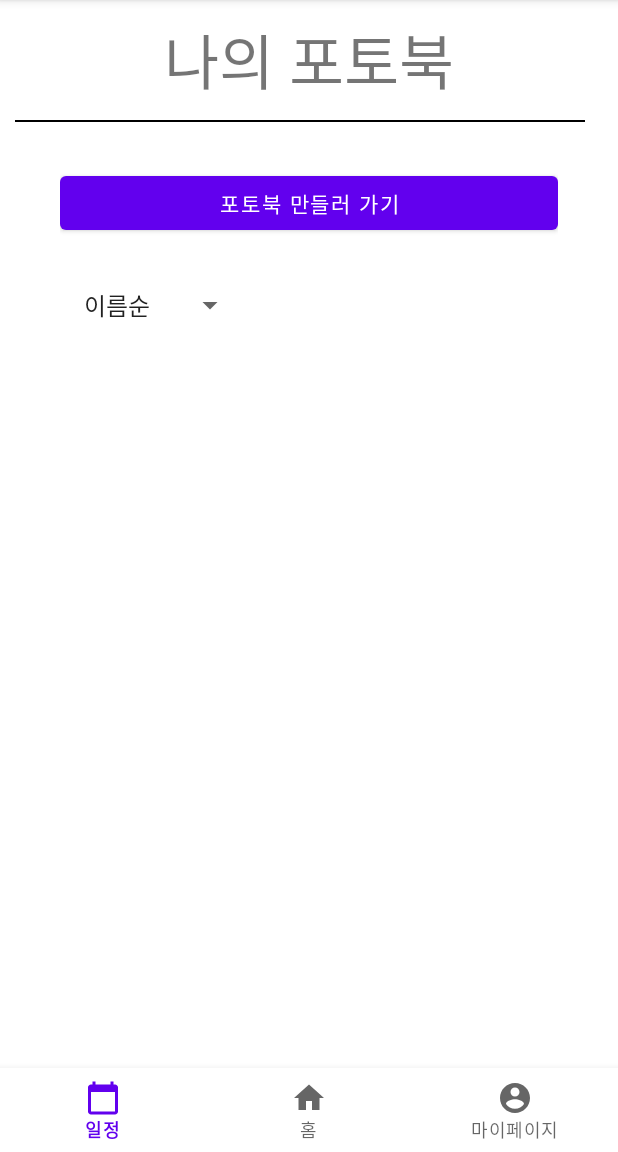
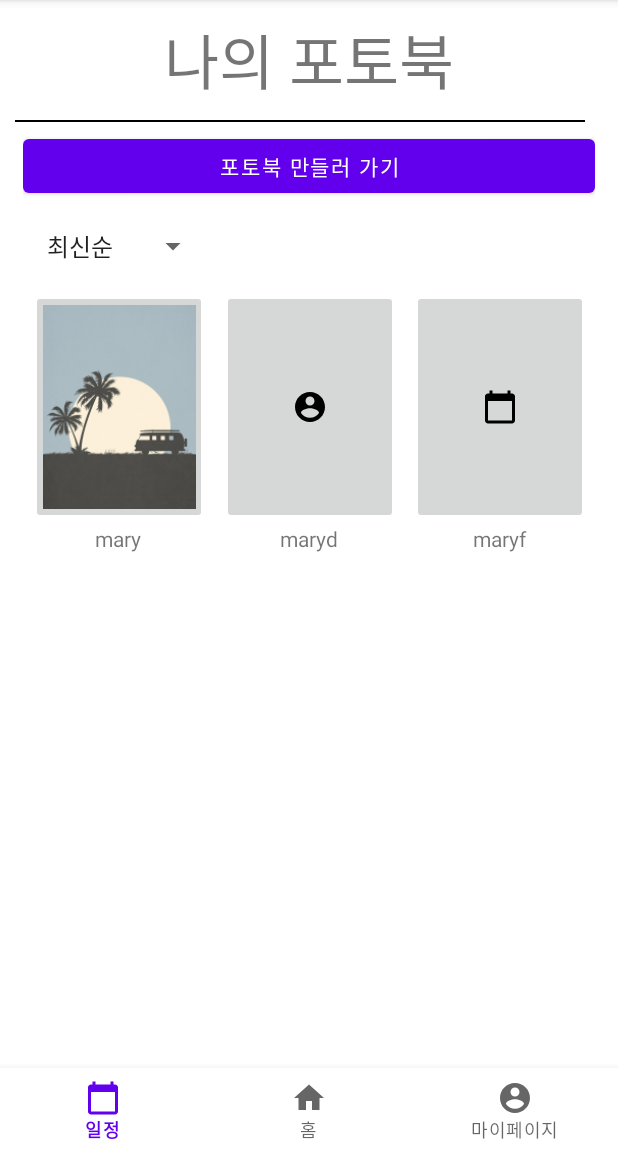
Before and after one commit to spring-2023-Corner-Hackathon/frontend, an Android app: the screen it shows after launch (MainActivity), on a phone screen of 412 x 824 dp, the part 84-1236 px from its top. Run offline under Robolectric (Android 15) with nearby library versions, the phone set to English and light mode, and no system bars.

Commit message:
HomeFragment - 포토북 recyclerview로 작성

```diff
--- a/app/build.gradle
+++ b/app/build.gradle
@@ -41,6 +41,8 @@ dependencies {
     implementation 'com.google.android.material:material:1.7.0'
     implementation 'androidx.constraintlayout:constraintlayout:2.1.4'
     testImplementation 'junit:junit:4.13.2'
+    implementation 'androidx.recyclerview:recyclerview:1.0.0'
+    implementation 'com.github.bumptech.glide:glide:4.11.0'
     androidTestImplementation 'androidx.test.ext:junit:1.1.5'
     androidTestImplementation 'androidx.test.espresso:espresso-core:3.5.1'
 }
--- a/app/src/main/AndroidManifest.xml
+++ b/app/src/main/AndroidManifest.xml
@@ -14,12 +14,14 @@
         android:theme="@style/Theme.PhotoBook"
         tools:targetApi="31">
         <activity
+            android:name=".passwordActivity"
+            android:exported="false" />
+        <activity
             android:name=".MakeActivity"
             android:exported="false" />
         <activity
             android:name=".changepassActivity"
             android:exported="false" />
-
         <activity
             android:name=".RegisterActivity"
             android:exported="false" />
--- /dev/null
+++ b/app/src/main/java/com/example/photobook/BookAdatper.kt
@@ -0,0 +1,44 @@
+package com.example.photobook
+
+import android.content.Context
+import android.view.LayoutInflater
+import android.view.View
+import android.view.ViewGroup
+import android.widget.ImageView
+import android.widget.TextView
+import androidx.recyclerview.widget.RecyclerView
+import com.example.photobook.databinding.FragmentHomeBinding
+import com.bumptech.glide.Glide
+import com.example.photobook.databinding.ItemMainBinding
+import kotlinx.coroutines.NonDisposableHandle
+import kotlinx.coroutines.NonDisposableHandle.parent
+
+lateinit var binding: ItemMainBinding
+
+class BookAdatper(private val context: Context) : RecyclerView.Adapter<BookAdatper.ViewHolder>() {
+
+    var datas = mutableListOf<BookData>()
+    override fun onCreateViewHolder(parent: ViewGroup, viewType: Int): ViewHolder {
+        val view = LayoutInflater.from(context).inflate(R.layout.item_main,parent,false)
+        return ViewHolder(view)
+    }
+
+    override fun getItemCount(): Int = datas.size
+
+    override fun onBindViewHolder(holder: ViewHolder, position: Int) {
+        holder.bind(datas[position])
+    }
+
+    inner class ViewHolder(view: View) : RecyclerView.ViewHolder(view) {
+
+        private val txtName: TextView = itemView.findViewById(R.id.pt_title)
+        private val imgProfile: ImageView = itemView.findViewById(R.id.pt_imageBtn)
+
+        fun bind(item: BookData) {
+            txtName.text = item.title
+            Glide.with(itemView).load(item.img).into(imgProfile)
+        }
+    }
+
+
+}
--- /dev/null
+++ b/app/src/main/java/com/example/photobook/BookData.kt
@@ -0,0 +1,6 @@
+package com.example.photobook
+
+data class BookData(
+    val title:String,
+    val img : Int
+)
--- a/app/src/main/java/com/example/photobook/HomeFragment.kt
+++ b/app/src/main/java/com/example/photobook/HomeFragment.kt
@@ -1,7 +1,6 @@
 package com.example.photobook
 
-import android.content.Context
-import android.content.Intent
+import android.annotation.SuppressLint
 import android.os.Bundle
 import androidx.fragment.app.Fragment
 import android.view.LayoutInflater
@@ -9,7 +8,11 @@ import android.view.View
 import android.view.ViewGroup
 import android.widget.AdapterView
 import android.widget.ArrayAdapter
-import android.widget.SpinnerAdapter
+import android.widget.LinearLayout
+import android.widget.Toast
+import androidx.recyclerview.widget.GridLayoutManager
+import androidx.recyclerview.widget.LinearLayoutManager
+import androidx.recyclerview.widget.RecyclerView
 import com.example.photobook.databinding.FragmentHomeBinding
 
 // TODO: Rename parameter arguments, choose names that match
@@ -27,6 +30,10 @@ class HomeFragment : Fragment() {
     private var param1: String? = null
     private var param2: String? = null
     lateinit var binding : FragmentHomeBinding
+    lateinit var bookAdapter : BookAdatper
+    lateinit var recyclerView:RecyclerView
+    val datas = ArrayList<BookData>()
+
 
     override fun onCreate(savedInstanceState: Bundle?) {
         super.onCreate(savedInstanceState)
@@ -34,6 +41,7 @@ class HomeFragment : Fragment() {
             param1 = it.getString(ARG_PARAM1)
             param2 = it.getString(ARG_PARAM2)
         }
+
     }
 
     override fun onCreateView(
@@ -42,8 +50,29 @@ class HomeFragment : Fragment() {
     ): View? {
         // Inflate the layout for this fragment
         binding = FragmentHomeBinding.inflate(inflater, container, false)
+
+        initRecycler()
+
         return binding.root
+    }
 
+    private fun initRecycler() {
+        recyclerView = binding.recyclerBook
+        recyclerView.layoutManager = GridLayoutManager(requireContext(), 3)
+
+        bookAdapter = BookAdatper(requireContext())
+        binding.recyclerBook.adapter = bookAdapter
+
+
+        datas.apply {
+            add(BookData(img = R.drawable.bookcover1, title = "mary"))
+            add(BookData(img = R.drawable.ic_mypage, title = "maryd"))
+            add(BookData(img = R.drawable.ic_calender, title = "maryf"))
+
+            bookAdapter.datas = datas
+            bookAdapter.notifyDataSetChanged()
+
+        }
     }
 
     override fun onViewCreated(view: View, savedInstanceState: Bundle?) {
@@ -56,18 +85,20 @@ class HomeFragment : Fragment() {
         spinner.adapter = adapter
 
         //spinner 선택 이벤트 처리
-        spinner.setSelection(1)
-        spinner.onItemClickListener = object : AdapterView.OnItemSelectedListener,
+        spinner.setSelection(0)
+        spinner.onItemSelectedListener = object : AdapterView.OnItemSelectedListener,
             AdapterView.OnItemClickListener {
             override fun onItemSelected(p0: AdapterView<*>?, p1: View?, p2: Int, p3: Long) {
                 when(p2){
                     //최신순 선택
                     0 -> {
                         //아이디가 작은 것부터 recyclerview 나열(백)
+                        //Toast.makeText(context, "최신순으로 선택 되었습니다", Toast.LENGTH_SHORT).show()
                     }
                     //이름순 선택
                     1 -> {
                         //이름순으로 recyclerview 나열(백)
+                        //Toast.makeText(context, "이름순으로 선택 되었습니다", Toast.LENGTH_SHORT).show()
                     }
                 }
             }
--- a/app/src/main/java/com/example/photobook/RegisterActivity.kt
+++ b/app/src/main/java/com/example/photobook/RegisterActivity.kt
@@ -37,7 +37,7 @@ class RegisterActivity : AppCompatActivity() {
                 if (pass == repass){
                     registerBinding.passVisible.visibility = View.INVISIBLE
 
-                    //회원정보 데이터베이스에 저장(백)
+                    //서버로 JSON 형식으로 보내기
 
 
                     Toast.makeText(
--- a/app/src/main/res/layout/fragment_home.xml
+++ b/app/src/main/res/layout/fragment_home.xml
@@ -26,7 +26,7 @@
         android:layout_height="match_parent"
         android:layout_gravity="center"
         android:orientation="vertical"
-        android:layout_margin="30dp">
+        android:layout_margin="5dp">
 
         <Button
             android:layout_width="match_parent"
@@ -39,13 +39,14 @@
             android:layout_width="wrap_content"
             android:layout_height="wrap_content"
             android:spinnerMode="dropdown"
-            android:layout_marginTop="20dp"/>
+            android:layout_marginTop="5dp"/>
 
         <androidx.recyclerview.widget.RecyclerView
+            android:id="@+id/recyclerBook"
             android:layout_width="match_parent"
-            android:layout_height="match_parent" >
+            android:layout_height="match_parent"
+            tools:listitem="@layout/item_main" />
 
-        </androidx.recyclerview.widget.RecyclerView>
     </LinearLayout>
 
 </LinearLayout>
--- /dev/null
+++ b/app/src/main/res/layout/item_main.xml
@@ -0,0 +1,21 @@
+<?xml version="1.0" encoding="utf-8"?>
+<LinearLayout xmlns:android="http://schemas.android.com/apk/res/android"
+    android:orientation="vertical"
+    android:layout_width="wrap_content"
+    android:layout_height="wrap_content"
+    android:layout_margin="5dp">
+
+    <ImageButton
+        android:id="@+id/pt_imageBtn"
+        android:layout_width="117dp"
+        android:layout_height="156dp"
+        android:src="@drawable/ic_mypage" />
+
+    <TextView
+        android:id="@+id/pt_title"
+        android:layout_width="match_parent"
+        android:layout_height="wrap_content"
+        android:gravity="center"
+        android:text="title" />
+
+</LinearLayout>
```
Also changed, not shown: app/src/main/java/com/example/photobook/passwordActivity.kt (added, +11 -0 lines), app/src/main/res/layout/activity_password.xml (added, +146 -0 lines), app/src/main/res/layout/recyclerview.xml (deleted, +0 -15 lines).
